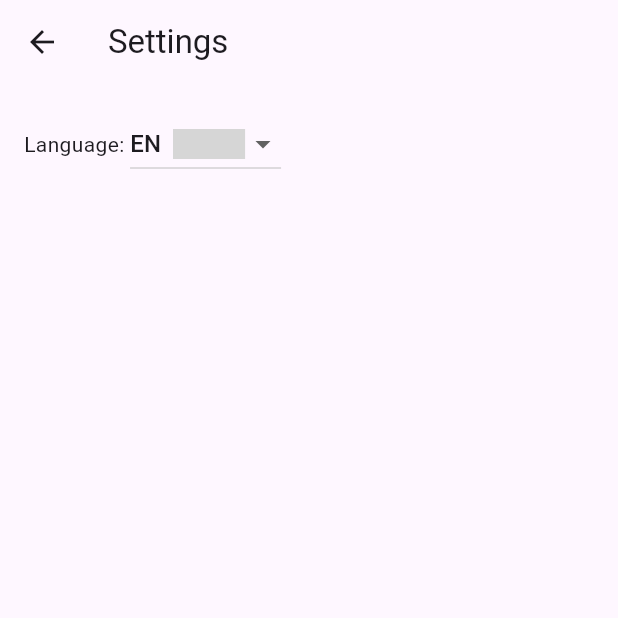
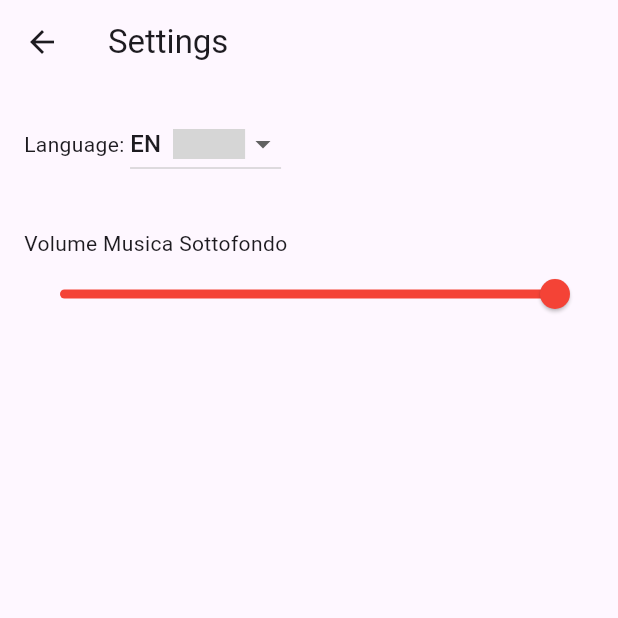
Before and after one commit to IsD4n73/Battle-Shipper, a Flutter app: the SettingsPage screen opened by its route, on a phone screen of 412 x 824 dp, the top half of it. Run offline on Flutter 3.47's test engine with Material 2 defaults, Android fonts, the phone set to English and light mode, and no system bars; our stand-ins replace audioplayers, bot_toast, easy_localization, shared_preferences, url_strategy; missing offline and left inert: dash_flags; accounts and stored records are empty; grey boxes are pictures that could not be loaded.

Commit message:
added bg music settings

```diff
--- a/assets/translations/en.json
+++ b/assets/translations/en.json
@@ -2,6 +2,7 @@
   "Language:": "Language: ",
   "Settings": "Settings",
   "Change Language Warning": "Per l'effetto del cambio lingua riavvia l'app",
-  "Change Language Warning Web": "Per l'effetto del cambio lingua ricarica la pagina"
+  "Change Language Warning Web": "Per l'effetto del cambio lingua ricarica la pagina",
+  "Background Music Volume": "Background Music Volume"
 
 }
--- a/assets/translations/it.json
+++ b/assets/translations/it.json
@@ -2,6 +2,7 @@
   "Language:": "Lingua: ",
   "Settings": "Impostazioni",
   "Change Language Warning": "For the effect of language change restart the app",
-  "Change Language Warning Web": "For the effect of language change reload the page"
+  "Change Language Warning Web": "For the effect of language change reload the page",
+  "Background Music Volume": "Volume Musica Sottofondo"
 
 }
--- a/lib/common/utils/audio.dart
+++ b/lib/common/utils/audio.dart
@@ -12,13 +12,18 @@ class Audio {
     final SharedPreferences prefs = await SharedPreferences.getInstance();
     final double volume = prefs.getDouble(KeyConst.sharedVolume) ?? 1;
 
-    if (volume == 0) {
-      return;
-    }
-
     await playerBg.play(
       AssetSource("audio/bg.wav"),
       volume: volume,
     );
   }
+
+  static Future<double> getCurrentBGVolume() async {
+    final SharedPreferences prefs = await SharedPreferences.getInstance();
+    return prefs.getDouble(KeyConst.sharedVolume) ?? 1;
+  }
+
+  static Future<double> getCurrentSFXVolume() async {
+    return 0.0;
+  }
 }
--- a/lib/view/settings/settings_page.dart
+++ b/lib/view/settings/settings_page.dart
@@ -1,3 +1,4 @@
+import 'package:battle_shipper/view/settings/widget/audiobg_widget.dart';
 import 'package:battle_shipper/view/settings/widget/language_widget.dart';
 import 'package:easy_localization/easy_localization.dart';
 import 'package:flutter/material.dart';
@@ -16,6 +17,7 @@ class SettingsPage extends StatelessWidget {
         child: Column(
           children: [
             LanguageWidget(),
+            AudioBgWidget(),
           ],
         ),
       ),
--- /dev/null
+++ b/lib/view/settings/widget/audiobg_widget.dart
@@ -0,0 +1,79 @@
+import 'package:battle_shipper/common/utils/audio.dart';
+import 'package:battle_shipper/common/utils/key_const.dart';
+import 'package:easy_localization/easy_localization.dart';
+import 'package:flutter/material.dart';
+import 'package:shared_preferences/shared_preferences.dart';
+
+class AudioBgWidget extends StatefulWidget {
+  const AudioBgWidget({super.key});
+
+  @override
+  State<AudioBgWidget> createState() => _AudioBgWidgetState();
+}
+
+class _AudioBgWidgetState extends State<AudioBgWidget> {
+  double currentVolume = 1;
+  double currentVolumeSlider = 100;
+
+  @override
+  void initState() {
+    Audio.getCurrentBGVolume().then((value) {
+      setState(() {
+        currentVolumeSlider = value * 100;
+        currentVolume = value;
+      });
+    });
+
+    super.initState();
+  }
+
+  @override
+  Widget build(BuildContext context) {
+    return Padding(
+      padding: const EdgeInsets.all(16),
+      child: Column(
+        crossAxisAlignment: CrossAxisAlignment.start,
+        children: [
+          const Text("Volume Musica Sottofondo").tr(),
+          Slider(
+            value: currentVolumeSlider,
+            max: 100,
+            min: 0,
+            divisions: 100,
+            label: currentVolumeSlider.round().toString(),
+            activeColor: Colors.red,
+            inactiveColor: Colors.orange,
+            onChangeEnd: (value) async {
+              final SharedPreferences prefs =
+                  await SharedPreferences.getInstance();
+
+              setState(() {
+                currentVolumeSlider = value;
+                currentVolume = value / 100;
+              });
+
+              print("current volume value $currentVolume");
+
+              await prefs.setDouble(KeyConst.sharedVolume, currentVolume);
+              await Audio.playerBg.setVolume(currentVolume);
+            },
+            onChanged: (double value) async {
+              final SharedPreferences prefs =
+                  await SharedPreferences.getInstance();
+
+              setState(() {
+                currentVolumeSlider = value;
+                currentVolume = value / 100;
+              });
+
+              print("current volume value $currentVolume");
+
+              await prefs.setDouble(KeyConst.sharedVolume, currentVolume);
+              await Audio.playerBg.setVolume(currentVolume);
+            },
+          ),
+        ],
+      ),
+    );
+  }
+}
--- a/lib/view/settings/widget/language_widget.dart
+++ b/lib/view/settings/widget/language_widget.dart
@@ -1,4 +1,3 @@
-import 'package:battle_shipper/common/theme/app_color.dart';
 import 'package:bot_toast/bot_toast.dart';
 import 'package:dash_flags/dash_flags.dart';
 import 'package:easy_localization/easy_localization.dart';
```
